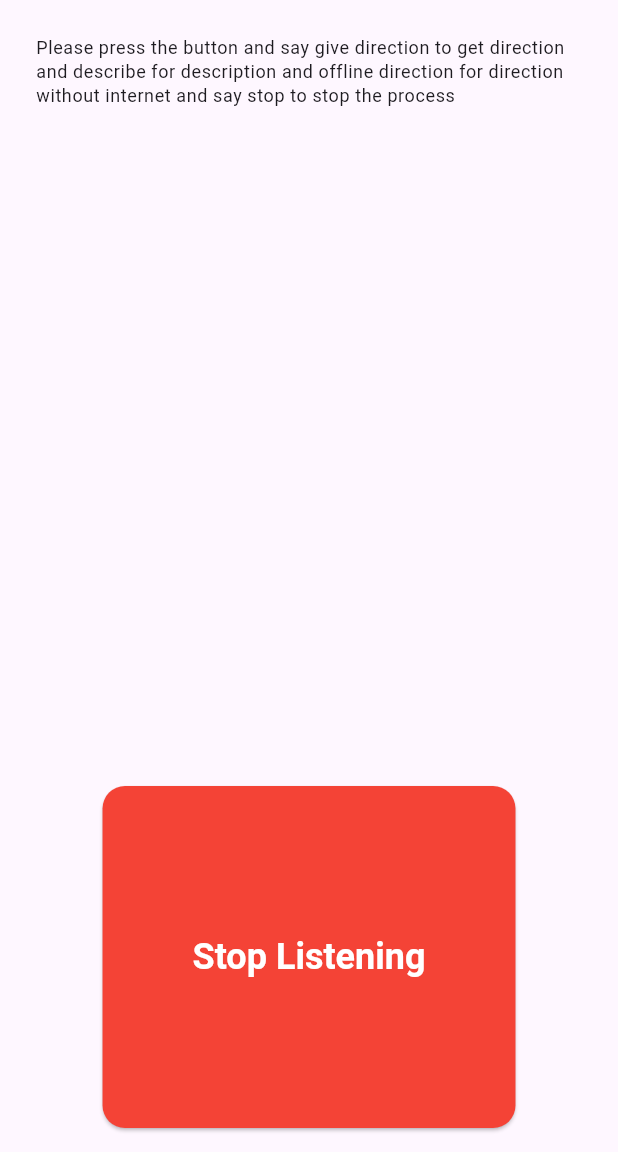
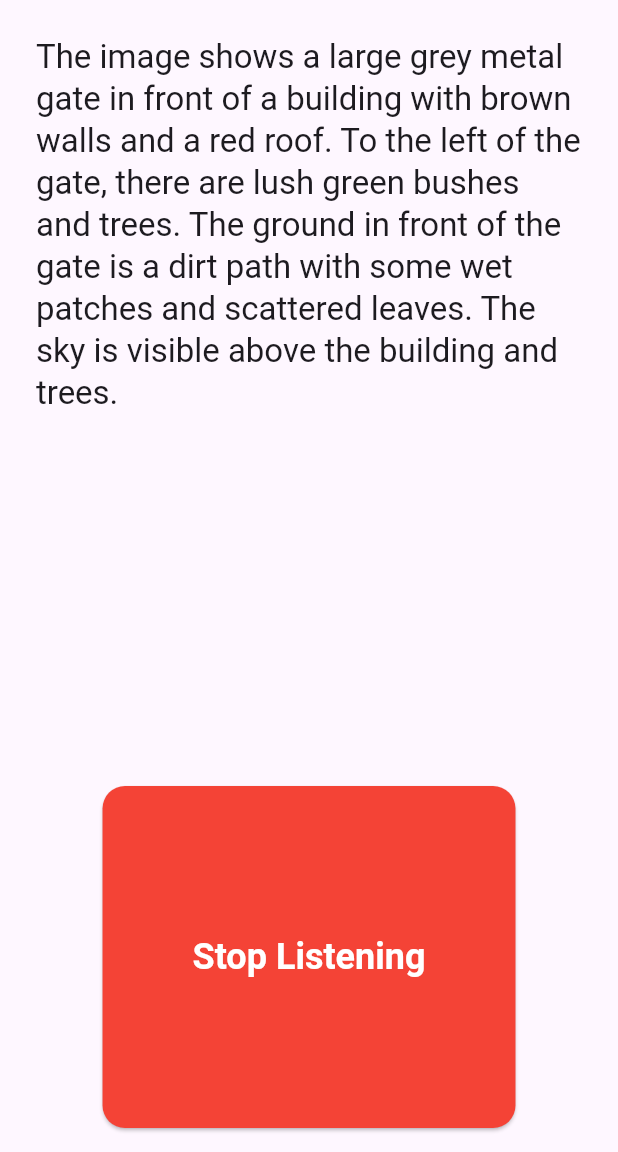
Before and after one commit to sidratulpunno/Blind_Assistance, a Flutter app: the screen it shows after launch, after a tap on "Start Listening", on a phone screen of 412 x 824 dp, the part 84-1236 px from its top. Run offline on Flutter 3.47's test engine with Material 3 defaults, Android fonts, the phone set to English and light mode, and no system bars; our stand-ins replace camera, flutter_dotenv, flutter_tts, google_generative_ai, image_picker, permission_handler and 2 more; missing offline and left inert: google_mlkit_commons, google_mlkit_object_detection.

```diff
--- a/lib/google_generative_ai_service.dart
+++ b/lib/google_generative_ai_service.dart
@@ -12,14 +12,12 @@ class GoogleGenerativeAIService {
     try {
       if (AppState.prompt == 1) {
         print('yesssssssssssssssssssssssssssssssssssss');
-        AppState.textPart =
-            ' You are a real-time navigation assistant for visually impaired users. I am sending you a photo captured from a forward-facing camera that shows the current environment. Based solely on this image, please provide clear, step-by-step navigational instructions. Your response should include: 1. The approximate number of steps or distance to safely cover before any directional change 2. Identification of any obstacles or objects in the path 3. Specific guidance on how to navigate around these obstacles (e.g., "take a slight left to avoid an obstacle on the right or the door is close or the wall is near stop").4. Any additional safety recommendations or cautions if the scene appears ambiguous or potentially hazardous.Please ensure the language is simple, direct, and easy to understand. give me response under 12 words';
+        AppState.textPart = dotenv.env['PROMPT_1'].toString();
 
         // 'i can not see please give me direction to go forward within 20 words and do not tell sorry and how many steps to go :';
       } else if (AppState.prompt == 2) {
         print('noooooooooooooooooooooooooooooooooooooo');
-        AppState.textPart =
-            'please describe the image in normal text without too much space:';
+        AppState.textPart = dotenv.env['PROMPT_2'].toString();
       }
 
       // Read image bytes
--- a/lib/home_screen.dart
+++ b/lib/home_screen.dart
@@ -23,7 +23,9 @@ class _HomeScreenState extends State {
   bool _isStopCalled = false;
 
   String _responseText =
-      "Please press the button and say give direction to get direction and describe for description and offline direction for direction without internet and say stop to stop the process";
+      "The image shows a large grey metal gate in front of a building with brown walls and a red roof. To the left of the gate, there are lush green bushes and trees. The ground in front of the gate is a dirt path with some wet patches and scattered leaves. The sky is visible above the building and trees.";
+
+  // "Please press the button and say give direction to get direction and describe for description and offline direction for direction without internet and say stop to stop the process";
 
   bool _isListening = false; // Flag to track if we're currently listening
 
@@ -151,7 +153,7 @@ class _HomeScreenState extends State {
                     _responseText,
                     style: Theme.of(context)
                         .textTheme
-                        .bodySmall, // Use themed text style
+                        .titleLarge, // Use themed text style
                     textAlign:
                         TextAlign.start, // Left align for better readability
                   ),
```
